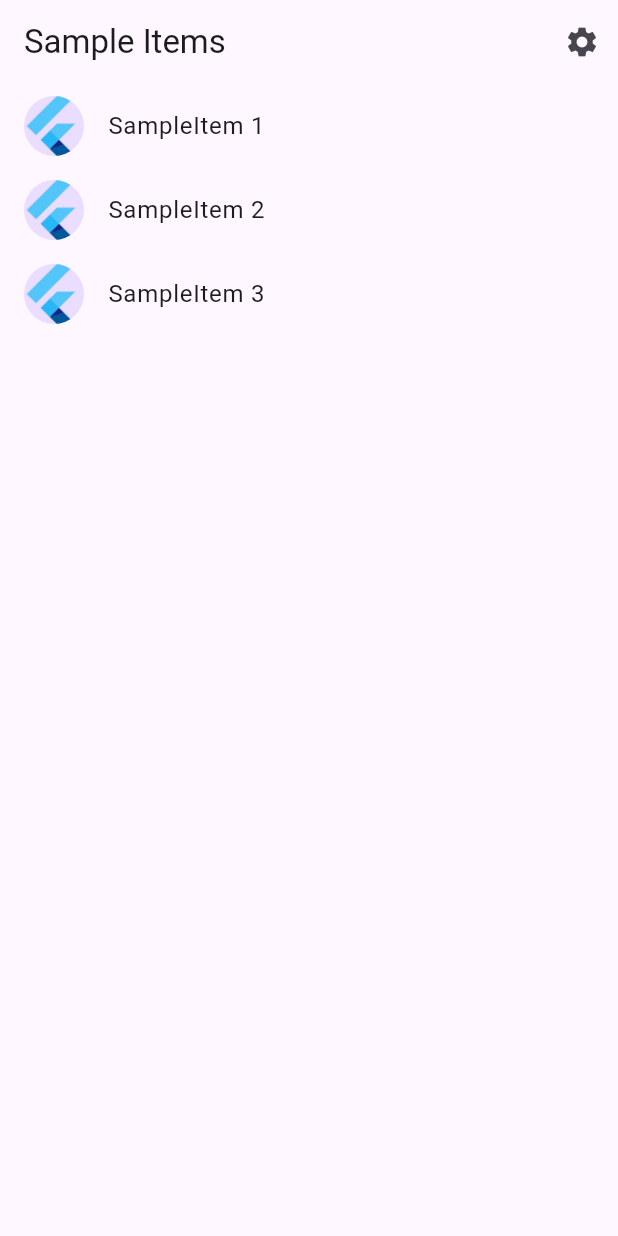
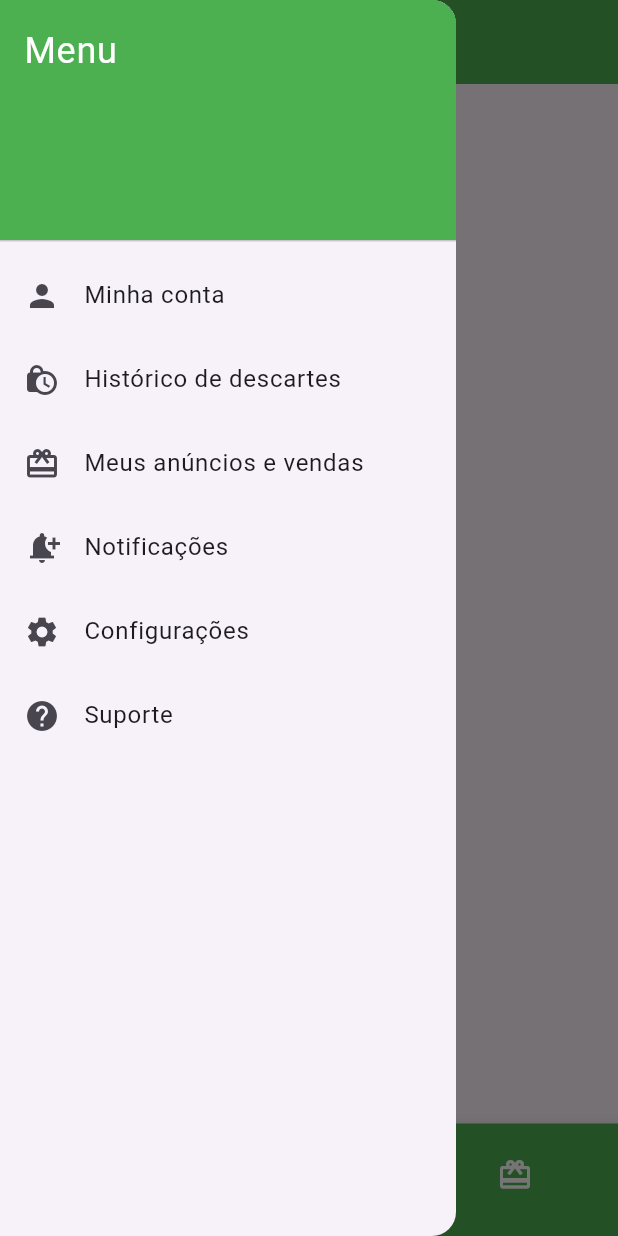
Before and after one commit to JonasHenriqueDev/TechCycle, a Flutter app: the screen it shows after launch, with the side drawer open (before the commit the screen has no drawer), on a phone screen of 412 x 824 dp. Run offline on Flutter 3.47's test engine with Material 3 defaults, Android fonts, the phone set to English and light mode, and no system bars; generated files the repository leaves out were written again.

Commit message:
feat: nav bar e menu lateral

```diff
--- a/lib/main.dart
+++ b/lib/main.dart
@@ -1,20 +1,138 @@
 import 'package:flutter/material.dart';
 
-import 'src/app.dart';
-import 'src/settings/settings_controller.dart';
-import 'src/settings/settings_service.dart';
+void main() => runApp(MyApp());
 
-void main() async {
-  // Set up the SettingsController, which will glue user settings to multiple
-  // Flutter Widgets.
-  final settingsController = SettingsController(SettingsService());
+class MyApp extends StatelessWidget {
+  @override
+  Widget build(BuildContext context) {
+    return MaterialApp(
+      home: HomeScreen(),
+    );
+  }
+}
 
-  // Load the user's preferred theme while the splash screen is displayed.
-  // This prevents a sudden theme change when the app is first displayed.
-  await settingsController.loadSettings();
+class HomeScreen extends StatefulWidget {
+  @override
+  _HomeScreenState createState() => _HomeScreenState();
+}
 
-  // Run the app and pass in the SettingsController. The app listens to the
-  // SettingsController for changes, then passes it further down to the
-  // SettingsView.
-  runApp(MyApp(settingsController: settingsController));
+class _HomeScreenState extends State<HomeScreen> {
+  int _selectedIndex = 0;
+
+  void _onItemTapped(int index) {
+    setState(() {
+      _selectedIndex = index;
+    });
+  }
+
+  @override
+  Widget build(BuildContext context) {
+    return Scaffold(
+      appBar: AppBar(
+        title: Text('TechCycle'),
+        backgroundColor: Colors.green,
+      ),
+      body: Center(
+        child: Text('Você selecionou a aba: $_selectedIndex'),
+      ),
+      drawer: Drawer(
+        child: ListView(
+          padding: EdgeInsets.zero,
+          children: <Widget>[
+            DrawerHeader(
+              decoration: BoxDecoration(
+                color: Colors.green,
+              ),
+              child: Text(
+                'Menu',
+                style: TextStyle(
+                  color: Colors.white,
+                  fontSize: 24,
+                ),
+              ),
+            ),
+            ListTile(
+              leading: Icon(Icons.person),
+              title: Text('Minha conta'),
+              onTap: () {
+                _onItemTapped(0);
+                Navigator.pop(context);
+              },
+            ),
+            ListTile(
+              leading: Icon(Icons.lock_clock),
+              title: Text('Histórico de descartes'),
+              onTap: () {
+                _onItemTapped(1);
+                Navigator.pop(context);
+              },
+            ),
+            ListTile(
+              leading: Icon(Icons.card_giftcard),
+              title: Text('Meus anúncios e vendas'),
+              onTap: () {
+                _onItemTapped(2);
+                Navigator.pop(context);
+              },
+            ),ListTile(
+              leading: Icon(Icons.notification_add),
+              title: Text('Notificações'),
+              onTap: () {
+                _onItemTapped(2);
+                Navigator.pop(context);
+              },
+            ),ListTile(
+              leading: Icon(Icons.settings),
+              title: Text('Configurações'),
+              onTap: () {
+                _onItemTapped(2);
+                Navigator.pop(context);
+              },
+            ),ListTile(
+              leading: Icon(Icons.help),
+              title: Text('Suporte'),
+              onTap: () {
+                _onItemTapped(2);
+                Navigator.pop(context);
+              },
+            ),
+          ],
+        ),
+      ),
+      bottomNavigationBar: BottomNavigationBar(
+        items: <BottomNavigationBarItem>[
+          BottomNavigationBarItem(
+            icon: _buildIcon(Icons.shopping_cart, 0),
+            label: '',
+          ),
+          BottomNavigationBarItem(
+            icon: _buildIcon(Icons.location_on, 1),
+            label: '',
+          ),
+          BottomNavigationBarItem(
+            icon: _buildIcon(Icons.card_giftcard, 2),
+            label: '',
+          ),
+        ],
+        currentIndex: _selectedIndex,
+        selectedItemColor: Colors.white,
+        unselectedItemColor: Colors.white,
+        backgroundColor: Colors.green,
+        onTap: _onItemTapped,
+        showSelectedLabels: false,
+        showUnselectedLabels: false,
+      ),
+    );
+  }
+
+  Widget _buildIcon(IconData icon, int index) {
+    return Container(
+      decoration: BoxDecoration(
+        color: _selectedIndex == index ? Colors.green[800] : Colors.transparent,
+        borderRadius: BorderRadius.circular(10),
+      ),
+      padding: EdgeInsets.all(8),
+      child: Icon(icon, color: Colors.white),
+    );
+  }
 }
```
